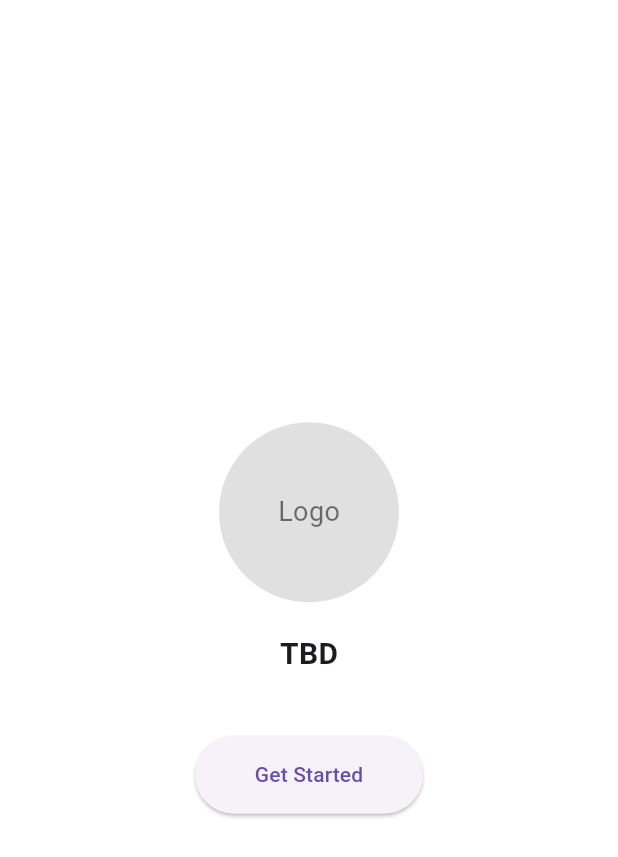
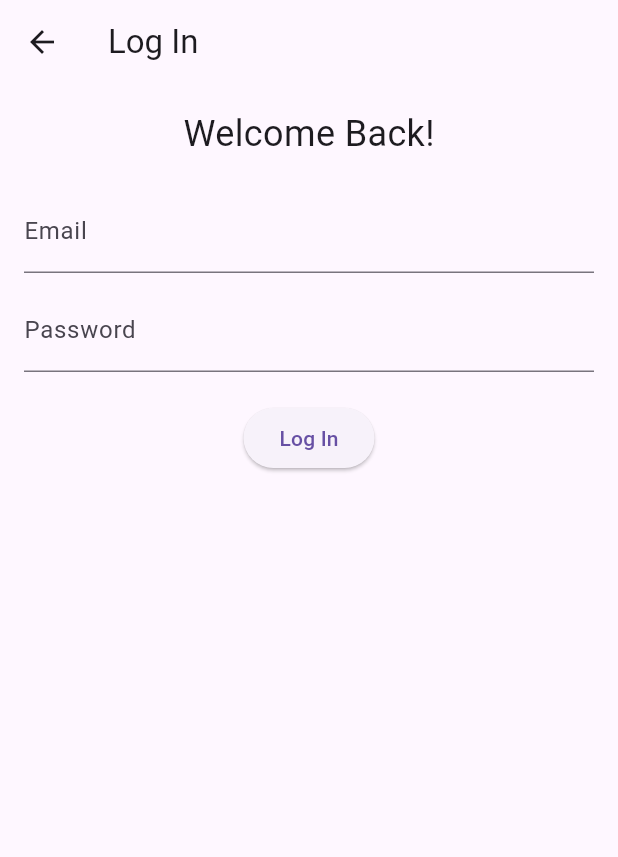
Before and after one commit to josephaycock/golf_app, a Flutter app: the screen it shows after launch, after a tap on "Get Started", on a phone screen of 412 x 824 dp. Shown: the top 857 px of the screen. Run offline on Flutter 3.47's test engine with Material 3 defaults, Android fonts, the phone set to English and light mode, and no system bars; our stand-ins replace cloud_firestore, firebase_auth, firebase_core; accounts and stored records are empty.

Commit message:
login logic created

```diff
--- a/lib/frontend/screens/login.dart
+++ b/lib/frontend/screens/login.dart
@@ -0,0 +1,41 @@
+import 'package:flutter/material.dart';
+
+class LoginScreen extends StatelessWidget {
+  static const routeName = '/login';
+
+  const LoginScreen({super.key});
+
+  @override
+  Widget build(BuildContext context) {
+    return Scaffold(
+      appBar: AppBar(title: const Text('Log In')),
+      body: Padding(
+        padding: const EdgeInsets.all(16.0),
+        child: Column(
+          children: [
+            const Text(
+              'Welcome Back!',
+              style: TextStyle(fontSize: 24),
+            ),
+            const SizedBox(height: 20),
+            TextField(
+              decoration: const InputDecoration(labelText: 'Email'),
+            ),
+            const SizedBox(height: 10),
+            TextField(
+              decoration: const InputDecoration(labelText: 'Password'),
+              obscureText: true,
+            ),
+            const SizedBox(height: 20),
+            ElevatedButton(
+              onPressed: () {
+                // TODO: Implement login functionality
+              },
+              child: const Text('Log In'),
+            ),
+          ],
+        ),
+      ),
+    );
+  }
+}
--- a/lib/frontend/screens/welcome.dart
+++ b/lib/frontend/screens/welcome.dart
@@ -1,4 +1,5 @@
 import 'package:flutter/material.dart';
+import 'login.dart';
 
 class WelcomeScreen extends StatelessWidget {
   const WelcomeScreen({super.key});
@@ -37,7 +38,13 @@ class WelcomeScreen extends StatelessWidget {
             const SizedBox(height: 40),
 
             ElevatedButton(
-              onPressed: () {},
+              onPressed: () {
+                Navigator.push(context,
+                  MaterialPageRoute(
+                    builder: (context) => const LoginScreen(),
+                  ),
+                );
+              },
               style: ElevatedButton.styleFrom(
                 padding: const EdgeInsets.symmetric(
                   horizontal: 40,
--- a/lib/main.dart
+++ b/lib/main.dart
@@ -11,7 +11,7 @@ class MyApp extends StatelessWidget {
   @override
   Widget build(BuildContext context) {
     return MaterialApp(
-      title: 'Golf App',
+      title: 'Golf App Kendrick',
       theme: ThemeData(primarySwatch: Colors.green),
       home: const WelcomeScreen(),
     );
--- a/pubspec.yaml
+++ b/pubspec.yaml
@@ -9,6 +9,9 @@ environment:
 dependencies:
   flutter:
     sdk: flutter
+  firebase_core: ^3.13.0
+  firebase_auth: ^5.5.2
+  cloud_firestore: ^5.6.6
 
 dev_dependencies:
   flutter_test:
```
Also changed, not shown: pubspec.lock, 3 other files.
